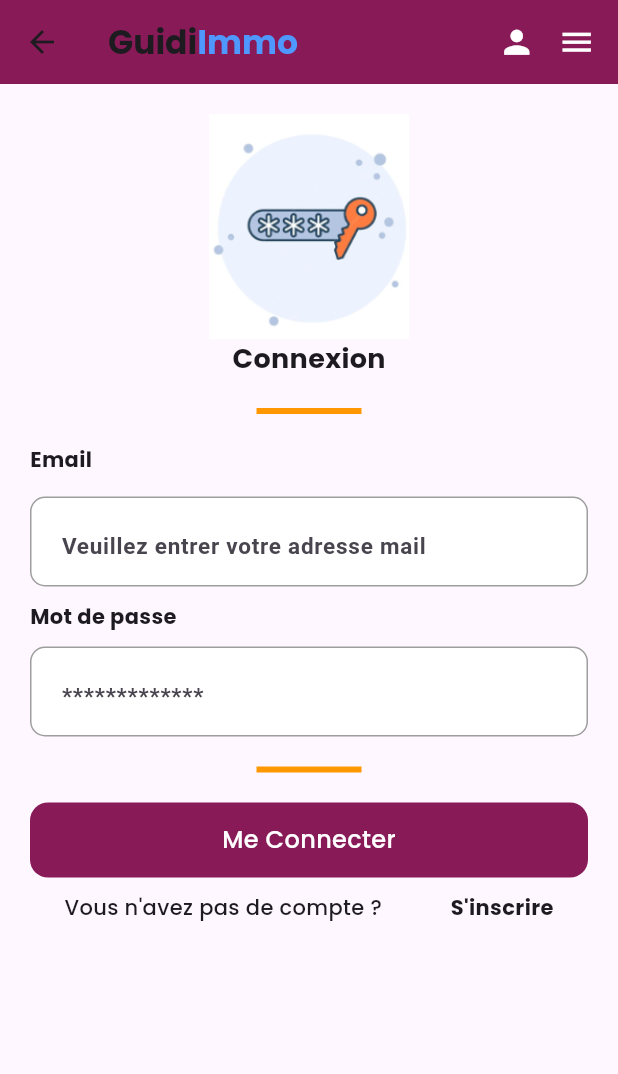
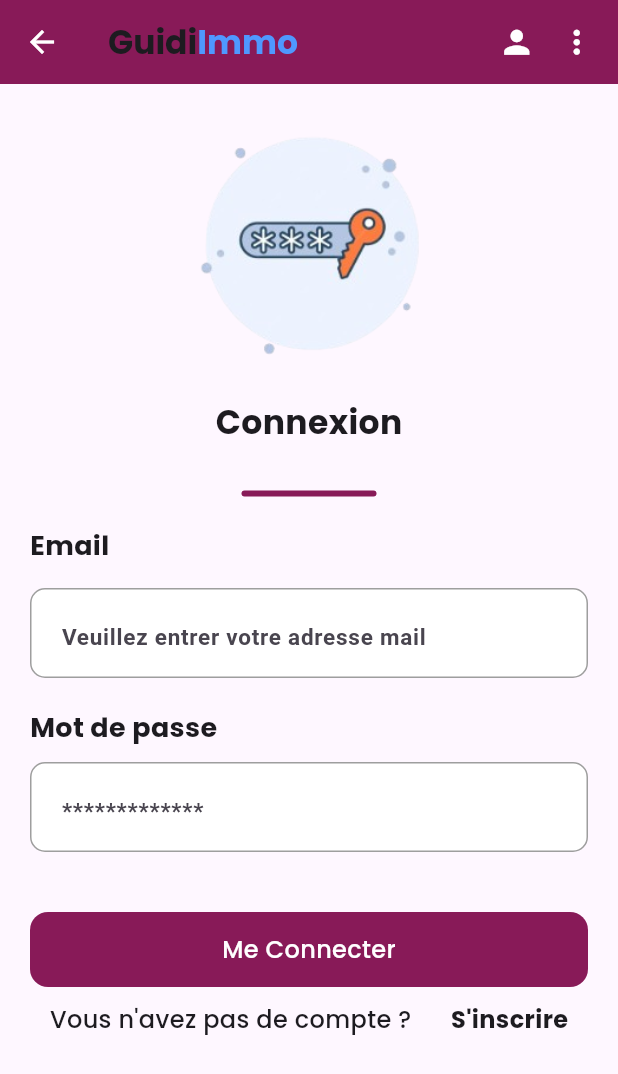
Before and after one commit to angeTognon/LocationAppFeishola, a Flutter app: the screen it shows after launch, after a tap on the "person" icon, on a phone screen of 412 x 824 dp. Shown: the top 1074 px of the screen. Run offline on Flutter 3.47's test engine with Material 3 defaults, Android fonts, the phone set to English and light mode, and no system bars; our stand-ins replace carousel_slider, country_picker, flutter_phoenix, flutter_typeahead, image_picker, lottie and 2 more; missing offline and left inert: is_first_run; network calls fail.

Commit message:
modification de certaines pages

```diff
--- a/lib/about.dart
+++ b/lib/about.dart
@@ -19,7 +19,7 @@ class _AboutState extends State<About> {
           children: [
             Row(mainAxisAlignment: MainAxisAlignment.center,
               children: [
-                Text("A propos de nous",style: TextStyle(fontFamily: 'normal',fontSize: 16),),
+                Text("A propos de nous",style: TextStyle(fontFamily: 'normal',fontSize: 22),),
               ],
             ),
             Row(mainAxisAlignment: MainAxisAlignment.center,
@@ -34,7 +34,7 @@ class _AboutState extends State<About> {
             Text("Notre mission est de faciliter la recherche de logements en mettant en relation les locataires potentiels avec les propriétaires et les agences immobilières de confiance. Nous comprenons les défis et les frustrations associés à la recherche de logements, c'est pourquoi nous nous efforçons de rendre ce processus aussi simple et efficace que possible.",style: TextStyle(fontFamily: 'normal2',),textAlign: TextAlign.justify,),
 
  h(15),
-            Text("Fonctionnalités principales de Guidi Immo :",style: TextStyle(fontFamily: 'normal',),textAlign: TextAlign.justify,),
+            Text("Fonctionnalités principales de Guidi Immo :",style: TextStyle(fontFamily: 'normal',fontSize: 16),textAlign: TextAlign.justify,),
 
  h(15),
             Text("1- Recherche avancée : Parcourez une vaste sélection d'annonces de logements au Sénégal et filtrez les résultats en fonction de vos critères spécifiques tels que l'emplacement, le type de logement, le prix, le nombre de chambres, etc..",style: TextStyle(fontFamily: 'normal2',),textAlign: TextAlign.justify,),
--- a/lib/accueil.dart
+++ b/lib/accueil.dart
@@ -35,15 +35,15 @@ class _AccueilState extends State<Accueil> {
         child: Column(
           children: [
             Container(
-              height: 200,
+              height: 180,
               child: Stack(
                 children: [
                   Positioned(
-                    top: 0,
+
                     child: Container(
-                      padding: EdgeInsets.all(10),
+                      padding: EdgeInsets.only(left: 10,right: 10,bottom: 10),
                       color: mainColor,
-                      height: 150,
+                      height: 130,
                       width: MediaQuery.of(context).size.width,
                       child: Row(
                         mainAxisAlignment: MainAxisAlignment.spaceBetween,
@@ -52,7 +52,7 @@ class _AccueilState extends State<Accueil> {
                             width: 200,
                             margin: EdgeInsets.only(left: 5),
                             child: Text(
-                              "Découvrez un logement abordable de qualité depuis votre smartphone",
+                              "Découvrez un logement abordable de qualité depuis votre smartphone.",
                               style: TextStyle(
                                   fontFamily: 'normal2',
                                   fontSize: 14,
@@ -84,10 +84,11 @@ class _AccueilState extends State<Accueil> {
                           width: MediaQuery.of(context).size.width / 1.2,
                           decoration: BoxDecoration(
                               color: Color.fromARGB(255, 235, 235, 235),
-                              borderRadius: BorderRadius.circular(20)),
+                              borderRadius: BorderRadius.circular(12)),
                           child: TypeAheadField(
                             textFieldConfiguration: TextFieldConfiguration(
                               decoration: InputDecoration(
+                                  border: InputBorder.none,
                                   hintText: 'Cliquez ici pour Rechercher',
                                   hintStyle: TextStyle(
                                       fontFamily: 'normal2', fontSize: 15)),
@@ -126,7 +127,7 @@ class _AccueilState extends State<Accueil> {
             Container(
               height: 3,
               width: 120,
-              color: Colors.orange,
+              color: Color.fromARGB(255, 136, 26, 88),
             ),
             Container(
               margin: EdgeInsets.all(20),
@@ -135,7 +136,7 @@ class _AccueilState extends State<Accueil> {
                 children: [
                   Text(
                     "Recherche par catégorie",
-                    style: TextStyle(fontFamily: "normal"),
+                    style: TextStyle(fontFamily: "normal",fontSize: 19,color: Color.fromARGB(255, 136, 26, 88),),
                   ),
 
                 ],
@@ -165,7 +166,7 @@ class _AccueilState extends State<Accueil> {
               children: [
                 Text(
                   "Mo Geuneu",
-                  style: TextStyle(fontFamily: "normal", fontSize: 15),
+                  style: TextStyle(fontFamily: "normal", fontSize: 18,color: Color.fromARGB(255, 136, 26, 88),),
                 ),
               ],
             ),
@@ -225,19 +226,53 @@ class _AccueilState extends State<Accueil> {
             Row(
               mainAxisAlignment: MainAxisAlignment.center,
               children: [
+                h(10),
                 Text(
                   "Nos partenaires",
-                  style: TextStyle(fontFamily: "normal", fontSize: 15),
+                  style: TextStyle(fontFamily: "normal", fontSize: 18,color: Color.fromARGB(255, 136, 26, 88),),
                 ),
               ],
             ),
             h(20),
             CarouselSlider(
                 items: [
-                  Image.asset("assets/images/s1.png"),
-                  Image.asset("assets/images/s2.png"),
-                  Image.asset("assets/images/s3.png"),
-                  Image.asset("assets/images/s4.png"),
+                  Padding(
+                    padding: const EdgeInsets.all(2.0),
+                    child: Container(
+                      height: 120,
+                      decoration: BoxDecoration(
+
+                        boxShadow: [
+                          BoxShadow(
+                            color: Colors.white,
+                            spreadRadius: 3,
+                            offset: Offset(0, 3),
+                          ),
+                        ],
+                        color: Colors.white,
+                        borderRadius: BorderRadius.circular(6)
+                      ),
+                        child: Image.asset("assets/images/s1.png",height: 120,)),
+                  ),
+
+                  Padding(
+                    padding: const EdgeInsets.all(2.0),
+                    child: Container(
+                        height: 120,
+                        decoration: BoxDecoration(
+
+                            boxShadow: [
+                              BoxShadow(
+                                color: Colors.white,
+                                spreadRadius: 3,
+                                offset: Offset(0, 3),
+                              ),
+                            ],
+                            color: Colors.white,
+                            borderRadius: BorderRadius.circular(6)
+                        ),
+                        child: Image.asset("assets/images/s4.png",height: 120)),
+                  ),
                 ],
                 options: CarouselOptions(
                   height: 120,
@@ -247,14 +282,14 @@ class _AccueilState extends State<Accueil> {
                   enableInfiniteScroll: true,
                   reverse: false,
                   autoPlay: true,
-                  autoPlayInterval: Duration(seconds: 3),
+                  autoPlayInterval: Duration(seconds: 4),
                   autoPlayAnimationDuration: Duration(milliseconds: 800),
-                  autoPlayCurve: Curves.fastOutSlowIn,
+                  autoPlayCurve: Curves.linear,
                   enlargeCenterPage: true,
                   enlargeFactor: 0.3,
                   scrollDirection: Axis.horizontal,
                 )),
-            h(40)
+            h(20)
           ],
         ),
       ),
@@ -279,21 +314,31 @@ class _AccueilState extends State<Accueil> {
         decoration: BoxDecoration(
           borderRadius: BorderRadius.circular(20),
           color: Color.fromARGB(255, 235, 235, 235),
+          boxShadow: [
+            BoxShadow(
+              color: Colors.white,
+              spreadRadius: 3,
+              offset: Offset(0, 3),
+            ),
+          ],
         ),
         child: Column(
           children: [
-            Container(
-              height: 100,
-              width: 160,
-              decoration: BoxDecoration(
-                  borderRadius: BorderRadius.circular(20),
-                  image: DecorationImage(
-                      image: AssetImage(path), fit: BoxFit.cover)),
+            Padding(
+              padding: const EdgeInsets.only(top: 5),
+              child: Container(
+                height: 100,
+                width: 160,
+                decoration: BoxDecoration(
+                    borderRadius: BorderRadius.circular(18),
+                    image: DecorationImage(
+                        image: AssetImage(path), fit: BoxFit.cover)),
+              ),
             ),
             h(10),
             Text(
               titre,
-              style: TextStyle(fontFamily: 'normal2'),
+              style: TextStyle(fontFamily: 'normal2',fontWeight: FontWeight.w600),
             ),
           ],
         ),
--- a/lib/connexion.dart
+++ b/lib/connexion.dart
@@ -85,34 +85,39 @@ class _ConnexionState extends State<Connexion> {
                 mainAxisAlignment: MainAxisAlignment.center,
                 children: [
                   Container(
-                    height: 150,width: 150,
+                    height: 170,width: 170,
                     child: Image.asset("assets/images/login.png")),
-                ],
-              ),
-              Row(
-                mainAxisAlignment: MainAxisAlignment.center,
-                children: [
-                  Text(
-                    "Connexion",
-                    style: TextStyle(fontSize: 18, fontFamily: 'normal'),
-                  )
                 ],
               ),
               h(20),
               Row(
                 mainAxisAlignment: MainAxisAlignment.center,
                 children: [
+                  Text(
+                    "Connexion",
+                    style: TextStyle(fontSize: 22, fontFamily: 'normal'),
+                  )
+                ],
+              ),
+              h(30),
+              Row(
+                mainAxisAlignment: MainAxisAlignment.center,
+                children: [
                   Container(
-                    color: Colors.orange,
+                    decoration: BoxDecoration(
+                        color: Color.fromARGB(255, 136, 26, 88),
+                      borderRadius: BorderRadius.circular(2)
+                    ),
+
                     height: 4,
-                    width: 70,
+                    width: 90,
                   ),
                 ],
               ),
               h(20),
               Text(
                 "Email",
-                style: TextStyle(fontSize: 14, fontFamily: 'normal'),
+                style: TextStyle(fontSize: 18, fontFamily: 'normal'),
               ),
               h(15),
               Container(
@@ -135,10 +140,10 @@ class _ConnexionState extends State<Connexion> {
                   ),
                 ),
               ),
-              h(10),
+              h(20),
               Text(
                 "Mot de passe",
-                style: TextStyle(fontSize: 14, fontFamily: 'normal'),
+                style: TextStyle(fontSize: 18, fontFamily: 'normal'),
               ),
               h(10),
               Container(
@@ -166,11 +171,7 @@ class _ConnexionState extends State<Connexion> {
               Row(
                 mainAxisAlignment: MainAxisAlignment.center,
                 children: [
-                  Container(
-                    color: Colors.orange,
-                    height: 4,
-                    width: 70,
-                  ),
+
                 ],
               ),
               h(20),
@@ -199,14 +200,14 @@ class _ConnexionState extends State<Connexion> {
               Row(mainAxisAlignment: MainAxisAlignment.spaceAround,
                 children: [
                   Text("Vous n'avez pas de compte ?",style: TextStyle(
-                    fontFamily: 'normal2'
+                    fontFamily: 'normal2',fontSize: 16
                   ),),
                   InkWell(
                     onTap: () {
                       Navigator.push(context, MaterialPageRoute(builder: (context) => Inscription()));
                     },
                     child: Text("S'inscrire",style: TextStyle(
-                      fontFamily: 'normal'
+                      fontFamily: 'normal',fontSize: 16
                     ),),
                   ),
                 ],
--- a/lib/main.dart
+++ b/lib/main.dart
@@ -72,6 +72,9 @@ class _MyAppState extends State<MyApp> {
         title: 'Flutter Demo',
         debugShowCheckedModeBanner: false,
         theme: ThemeData(
+            appBarTheme: AppBarTheme(
+              iconTheme: IconThemeData(color: Colors.white), // Définir la couleur de l'icône de la barre d'applications
+            ),
             primaryColor: const Color(0xFF202328),
             backgroundColor: const Color(0xFF121710)),
         // home: eya?Accueil():  OnBoarding()
--- a/lib/wid.dart
+++ b/lib/wid.dart
@@ -95,6 +95,7 @@ Box(String path, Titre, description) {
 
 MAB(BuildContext context) {
   return AppBar(
+
     // elevation: 0,
     backgroundColor: Color.fromARGB(255, 136, 26, 88),
     title: Row(
@@ -272,7 +273,7 @@ MAB(BuildContext context) {
               ]);
         },
         child: Icon(
-          Icons.menu,
+          Icons.more_vert,
           color: Colors.white,
           size: 25,
         ),
@@ -334,7 +335,7 @@ MAB(BuildContext context) {
               ]);
         },
         child: Icon(
-          Icons.menu,
+          Icons.more_vert,
           color: Colors.white,
           size: 25,
         ),
@@ -500,7 +501,9 @@ FlashVente(BuildContext context, String path,titre) {
               padding: EdgeInsets.all(2.5),
               height: 24,
               width: 50,
-              decoration: BoxDecoration(color: mainColor),
+              decoration: BoxDecoration(
+                borderRadius: BorderRadius.circular(8),
+                  color: mainColor),
               child: Center(
                 child: Text(
                   "Voir",
```
Also changed, not shown: lib/details.dart (+7 -7 lines), lib/faq.dart (+8 -7 lines), lib/inscription.dart (+44 -57 lines), lib/publier_logement.dart (+20 -20 lines), assets/images/intro1.png, assets/images/intro2.png, assets/images/intro3.png, assets/images/login.png, assets/images/signup.png, pubspec.lock.
